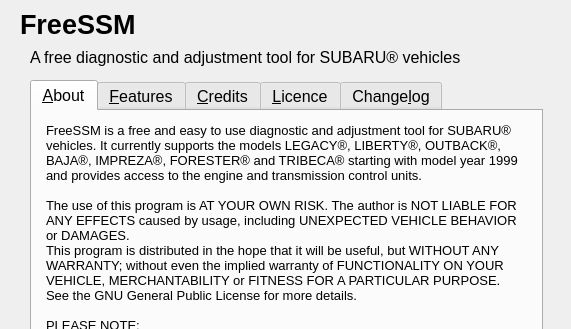
Above: ui/About.ui from Comer352L/FreeSSM before the change; both pictures show x 0 to 571 and y 0 to 329 of the 571 by 545 pixel window. Below: the same form after it.
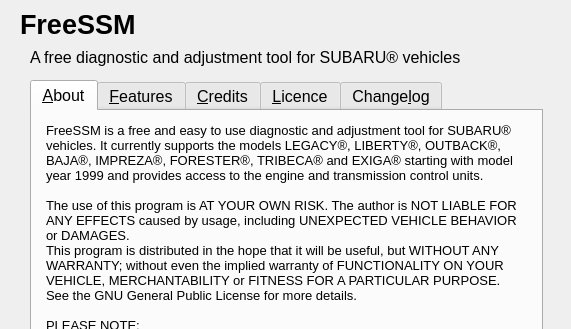
That is the form after the change.

Commit message: Add modell EXIGA to the "About"-section, update translations

```diff
--- a/ui/About.ui
+++ b/ui/About.ui
@@ -116,7 +116,7 @@
       </font>
      </property>
      <property name="text">
-      <string>FreeSSM is a free and easy to use diagnostic and adjustment tool for SUBARU® vehicles. It currently supports the models LEGACY®, LIBERTY®, OUTBACK®, BAJA®, IMPREZA®, FORESTER® and TRIBECA® starting with model year 1999 and provides access to the engine and transmission control units.
+      <string>FreeSSM is a free and easy to use diagnostic and adjustment tool for SUBARU® vehicles. It currently supports the models LEGACY®, LIBERTY®, OUTBACK®, BAJA®, IMPREZA®, FORESTER®, TRIBECA® and EXIGA® starting with model year 1999 and provides access to the engine and transmission control units.
 
 The use of this program is AT YOUR OWN RISK. The author is NOT LIABLE FOR ANY EFFECTS caused by usage, including UNEXPECTED VEHICLE BEHAVIOR or DAMAGES.
 This program is distributed in the hope that it will be useful, but WITHOUT ANY WARRANTY; without even the implied warranty of FUNCTIONALITY ON YOUR VEHICLE, MERCHANTABILITY or FITNESS FOR A PARTICULAR PURPOSE.  See the GNU General Public License for more details.
```
Left out of the diff: 8 changed lines with no effect on the pictures. The commit also changes 2 other files.
